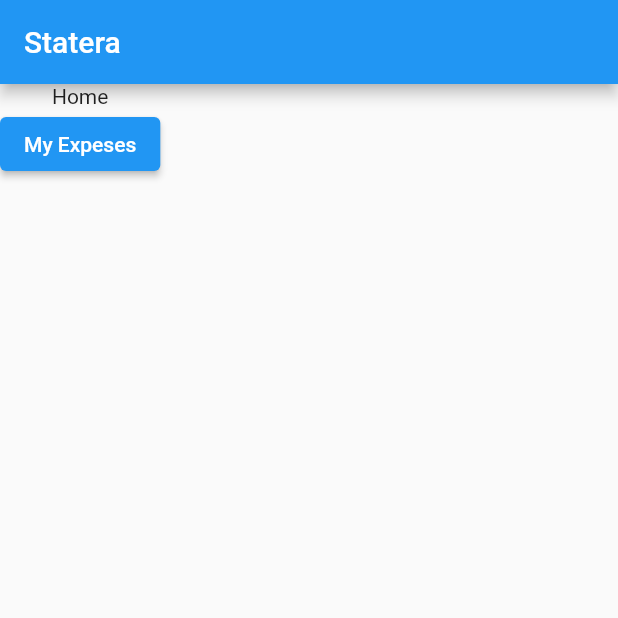
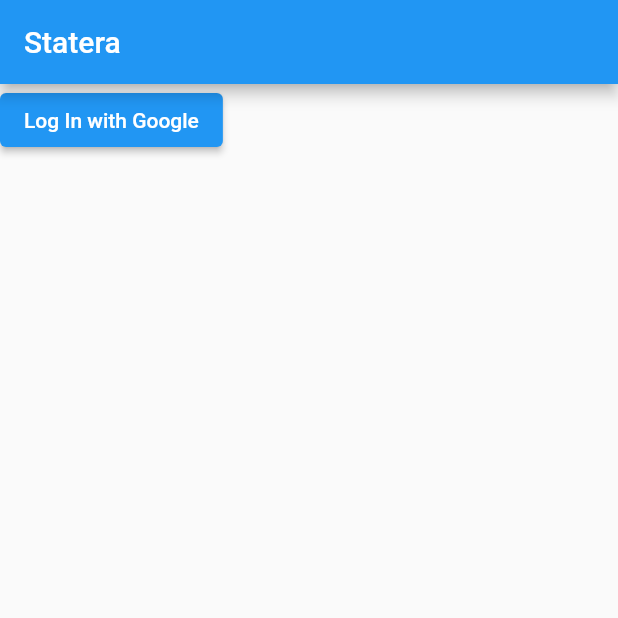
Before and after one commit to ANDREYDEN/Statera, a Flutter app: the screen it shows after launch, on a phone screen of 412 x 824 dp, the top half of it. Run offline on Flutter 3.47's test engine with Material 2 defaults, Android fonts, the phone set to English and light mode, and no system bars; our stand-ins replace cloud_firestore, firebase_auth, firebase_core, google_sign_in; accounts and stored records are empty.

Commit message:
Add google auth

```diff
--- a/lib/main_navigation.dart
+++ b/lib/main_navigation.dart
@@ -1,7 +1,6 @@
 import 'package:flutter/material.dart';
 import 'package:statera/main_provider.dart';
 import 'package:statera/views/expense_list.dart';
-import 'package:statera/views/expense_page.dart';
 import 'package:statera/views/home.dart';
 
 class MainNavigation extends StatefulWidget {
--- a/lib/main_provider.dart
+++ b/lib/main_provider.dart
@@ -10,9 +10,6 @@ class MainProvider extends StatelessWidget {
 
   @override
   Widget build(BuildContext context) {
-    return Provider<AuthenticationViewModel>(
-      create: (context) => AuthenticationViewModel(user: User(uid: "asd")),
-      builder: (context, _) {
     return FutureBuilder(
       future: Firebase.initializeApp(),
       builder: (context, snapshot) {
@@ -21,6 +18,9 @@ class MainProvider extends StatelessWidget {
           return Scaffold(body: Text("Loading"));
         }
 
+        return Provider<AuthenticationViewModel>(
+          create: (context) => AuthenticationViewModel(),
+          builder: (context, _) {
             return this.child;
           },
         );
--- a/lib/page_scaffold.dart
+++ b/lib/page_scaffold.dart
@@ -1,5 +1,4 @@
 import 'package:flutter/material.dart';
-import 'package:statera/services/firestore.dart';
 
 class PageScaffold extends StatelessWidget {
   final Widget child;
--- /dev/null
+++ b/lib/services/auth.dart
@@ -0,0 +1,40 @@
+import 'package:firebase_auth/firebase_auth.dart';
+import 'package:google_sign_in/google_sign_in.dart';
+
+class Auth {
+  late FirebaseAuth _auth;
+
+  Auth._privateConstructor() {
+    _auth = FirebaseAuth.instance;
+  }
+
+  static Auth get instance => Auth._privateConstructor();
+
+  User? get currentUser => _auth.currentUser;
+
+  Stream<User?> currentUserStream() {
+    return _auth.authStateChanges();
+  }
+
+  Future<User> currentUserOrThrow() async {
+    var user = await _auth.authStateChanges().first;
+    if (user == null) throw Exception("Tried to get a user when not logged in.");
+    return user;
+  }
+
+
+Future<UserCredential> signInWithGoogle() async {
+  final GoogleSignInAccount? googleUser = await GoogleSignIn().signIn();
+
+  if (googleUser == null) throw new Exception("Failed to log in with Google");
+
+  final GoogleSignInAuthentication googleAuth = await googleUser.authentication;
+
+  final credential = GoogleAuthProvider.credential(
+    accessToken: googleAuth.accessToken,
+    idToken: googleAuth.idToken,
+  );
+
+  return await _auth.signInWithCredential(credential);
+}
+}
--- a/lib/services/firestore.dart
+++ b/lib/services/firestore.dart
@@ -29,7 +29,7 @@ class Firestore {
 
   Stream<List<Expense>> listenForAuthoredExpensesForUser(String uid) {
     return expensesCollection
-        .where("author", isEqualTo: uid)
+        .where("author.uid", isEqualTo: uid)
         .snapshots()
         .map<List<Expense>>((snap) => snap.docs
             .map((doc) =>
--- a/lib/viewModels/authentication_vm.dart
+++ b/lib/viewModels/authentication_vm.dart
@@ -1,20 +1,22 @@
+import 'package:firebase_auth/firebase_auth.dart';
 import 'package:statera/models/assignee.dart';
 import 'package:statera/models/item.dart';
-
-class User {
-  String uid;
-
-  User({
-    required this.uid,
-  });
-}
+import 'package:statera/services/auth.dart';
 
 class AuthenticationViewModel {
-  User user;
+  User? _user;
 
-  AuthenticationViewModel({
-    required this.user,
-  });
+  AuthenticationViewModel() {
+    this._user = Auth.instance.currentUser;
+    Auth.instance.currentUserStream().listen((user) {
+      this._user = user;
+    });
+  }
+
+  User get user {
+    if (_user == null) throw new Exception('Trying to get user when not signed in.');
+    return _user!;
+  }
 
   bool isConfirmed(Item item) {
     return item.assigneeDecision(user.uid) == ExpenseDecision.Confirmed;
@@ -23,8 +25,4 @@ class AuthenticationViewModel {
   bool isDenied(Item item) {
     return item.assigneeDecision(user.uid) == ExpenseDecision.Denied;
   }
-
-  String getNameByUID(String uid) {
-    return "Andrew";
-  }
 }
--- a/lib/views/expense_page.dart
+++ b/lib/views/expense_page.dart
@@ -4,6 +4,7 @@ import 'package:statera/models/assignee.dart';
 import 'package:statera/models/expense.dart';
 import 'package:statera/models/item.dart';
 import 'package:statera/page_scaffold.dart';
+import 'package:statera/services/auth.dart';
 import 'package:statera/services/firestore.dart';
 import 'package:statera/viewModels/authentication_vm.dart';
 import 'package:statera/widgets/item_list_item.dart';
@@ -78,7 +79,7 @@ class _ExpensePageState extends State<ExpensePage> {
       child: Column(
         mainAxisSize: MainAxisSize.min,
         children: [
-          Text("Author: ${authVm.getNameByUID(widget.expense.author)}"),
+          Text("Author: ${widget.expense.author.name}"),
           Flexible(
                       child: ListView.builder(
               itemCount: this.items.length,
--- a/lib/views/home.dart
+++ b/lib/views/home.dart
@@ -1,5 +1,11 @@
+import 'dart:developer';
+
+import 'package:firebase_auth/firebase_auth.dart';
 import 'package:flutter/material.dart';
+import 'package:provider/provider.dart';
 import 'package:statera/page_scaffold.dart';
+import 'package:statera/services/auth.dart';
+import 'package:statera/viewModels/authentication_vm.dart';
 import 'package:statera/views/expense_list.dart';
 
 class Home extends StatefulWidget {
@@ -18,13 +24,33 @@ class _HomeState extends State<Home> {
       title: "Statera",
       child: Column(
         children: [
-          Text("Home"),
-          ElevatedButton(
-            onPressed: () {
-              Navigator.of(context).pushNamed(ExpenseList.route);
-            },
-            child: Text("My Expeses"),
-          )
+          StreamBuilder<User?>(
+              stream: Auth.instance.currentUserStream(),
+              builder: (context, snapshot) {
+                print(snapshot);
+                if (snapshot.hasError) {
+                  return Text(snapshot.error.toString());
+                }
+                if (snapshot.connectionState == ConnectionState.waiting) {
+                  return Text("Loading...");
+                }
+
+                User? user = snapshot.data;
+
+                return user == null
+                    ? ElevatedButton(
+                        onPressed: () {
+                          Auth.instance.signInWithGoogle();
+                        },
+                        child: Text("Log In with Google"),
+                      )
+                    : ElevatedButton(
+                        onPressed: () {
+                          Navigator.of(context).pushNamed(ExpenseList.route);
+                        },
+                        child: Text("My Expeses"),
+                      );
+              }),
         ],
       ),
     );
--- a/lib/widgets/expense_list_item.dart
+++ b/lib/widgets/expense_list_item.dart
@@ -1,6 +1,7 @@
 import 'package:flutter/material.dart';
 import 'package:provider/provider.dart';
 import 'package:statera/models/expense.dart';
+import 'package:statera/services/auth.dart';
 import 'package:statera/viewModels/authentication_vm.dart';
 import 'package:statera/views/expense_page.dart';
 
@@ -50,7 +51,7 @@ class ExpenseListItem extends StatelessWidget {
                 children: [
                   Text(this.expense.name),
                   Text("${this.expense.items.length} item(s)"),
-                  Text("Author: ${authVm.getNameByUID(this.expense.author)}"),
+                  Text("Author: ${this.expense.author.name}"),
                 ],
               ),
               Column(
--- a/pubspec.yaml
+++ b/pubspec.yaml
@@ -32,6 +32,7 @@ dependencies:
   firebase_core: ^1.3.0
   firebase_auth: ^1.4.1
   cloud_firestore: ^2.2.2
+  google_sign_in: ^5.0.4
 
 dev_dependencies:
   flutter_test:
```
Also changed, not shown: lib/models/Author.dart (added, +24 -0 lines), lib/models/expense.dart (+4 -3 lines), lib/views/expense_list.dart (+2 -7 lines), pubspec.lock. Lines whose indentation alone changed are shown as unchanged.
